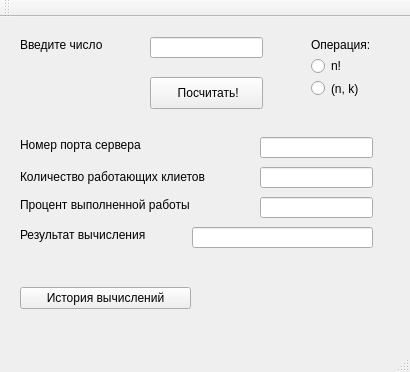
Old version of the form mainwindow.ui in the repository MikKud/DZ_AL_QT.
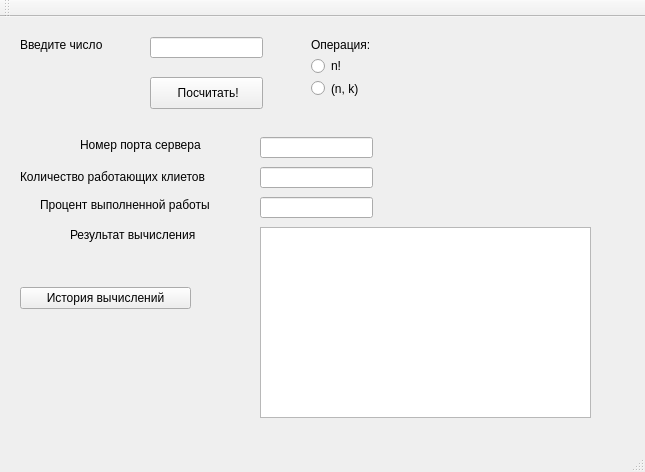
New version of the form.

```diff
--- a/mainwindow.ui
+++ b/mainwindow.ui
@@ -6,8 +6,8 @@
    <rect>
     <x>0</x>
     <y>0</y>
-    <width>410</width>
-    <height>372</height>
+    <width>645</width>
+    <height>472</height>
    </rect>
   </property>
   <property name="windowTitle">
@@ -63,7 +63,7 @@
    <widget class="QLabel" name="label_2">
     <property name="geometry">
      <rect>
-      <x>20</x>
+      <x>80</x>
       <y>120</y>
       <width>151</width>
       <height>16</height>
@@ -109,7 +109,7 @@
    <widget class="QLabel" name="label_4">
     <property name="geometry">
      <rect>
-      <x>20</x>
+      <x>40</x>
       <y>180</y>
       <width>201</width>
       <height>16</height>
@@ -119,20 +119,10 @@
      <string>Процент выполненной работы</string>
     </property>
    </widget>
-   <widget class="QLineEdit" name="lineEdit_5">
-    <property name="geometry">
-     <rect>
-      <x>192</x>
-      <y>210</y>
-      <width>181</width>
-      <height>21</height>
-     </rect>
-    </property>
-   </widget>
    <widget class="QLabel" name="label_5">
     <property name="geometry">
      <rect>
-      <x>20</x>
+      <x>70</x>
       <y>210</y>
       <width>161</width>
       <height>16</height>
@@ -197,6 +187,19 @@
      </item>
     </layout>
    </widget>
+   <widget class="QTextEdit" name="textEdit">
+    <property name="geometry">
+     <rect>
+      <x>260</x>
+      <y>210</y>
+      <width>331</width>
+      <height>191</height>
+     </rect>
+    </property>
+    <property name="readOnly">
+     <bool>true</bool>
+    </property>
+   </widget>
   </widget>
   <widget class="QToolBar" name="mainToolBar">
    <attribute name="toolBarArea">
```
